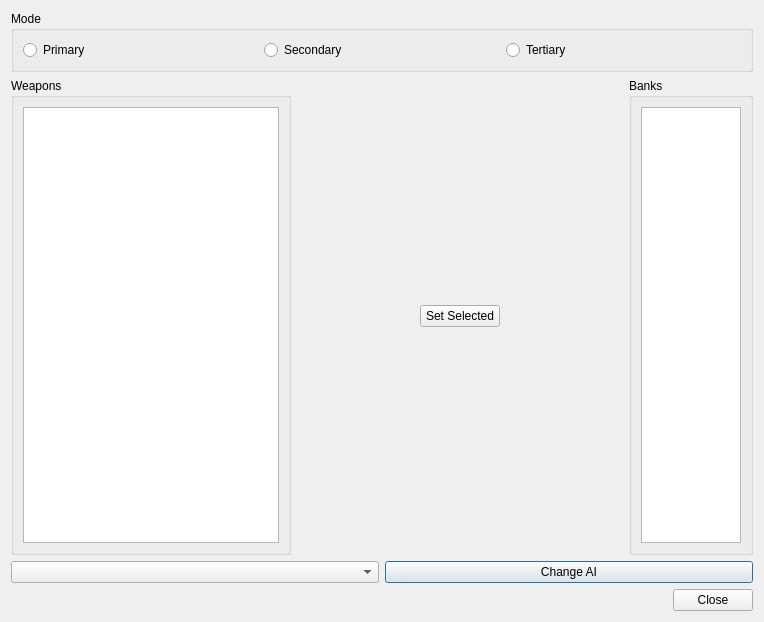
Qt form qtfred/ui/ShipWeaponsDialog.ui (scp-fs2open/fs2open.github.com) before a commit.
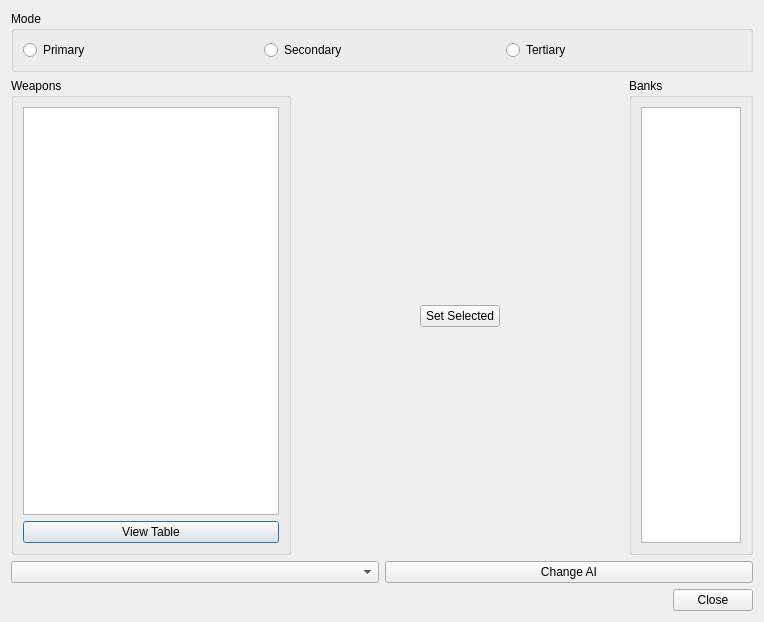
The same form after that commit. Custom widgets are drawn as their Qt base class.

The edit to the form file:
```diff
--- a/qtfred/ui/ShipWeaponsDialog.ui
+++ b/qtfred/ui/ShipWeaponsDialog.ui
@@ -54,7 +54,7 @@
        <property name="title">
         <string>Weapons</string>
        </property>
-       <layout class="QHBoxLayout" name="WeaponsLayout">
+       <layout class="QVBoxLayout" name="verticalLayout">
         <item>
          <widget class="fso::fred::weaponList" name="listWeapons">
           <property name="sizeAdjustPolicy">
@@ -71,6 +71,13 @@
           </property>
          </widget>
         </item>
+        <item>
+         <widget class="QPushButton" name="TBLButton">
+          <property name="text">
+           <string>View Table</string>
+          </property>
+         </widget>
+        </item>
        </layout>
       </widget>
      </item>
```
